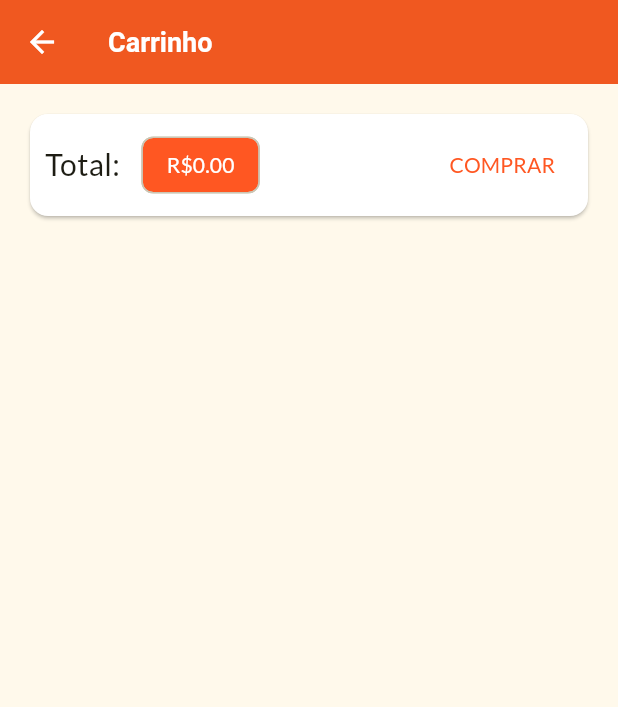
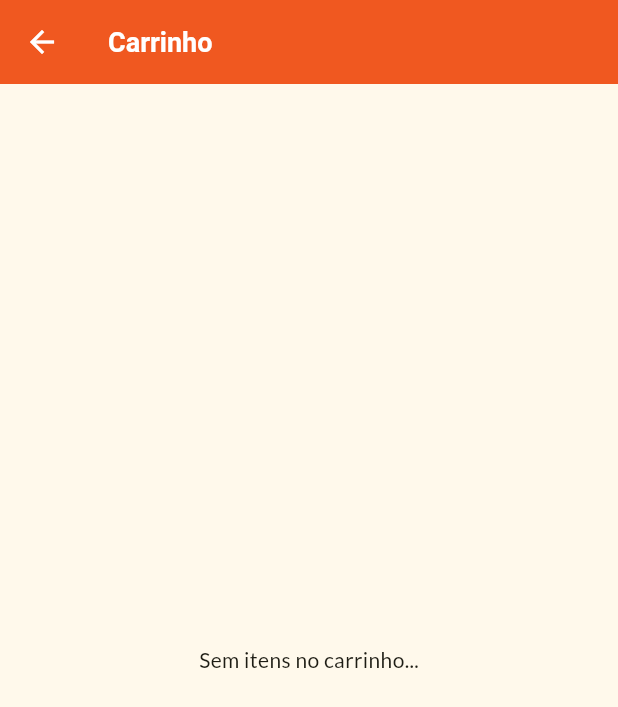
Before and after one commit to dbrito1992/shop-flutter, a Flutter app: the CartPage screen opened by its route, on a phone screen of 412 x 824 dp. Shown: the top 707 px of the screen. Run offline on Flutter 3.47's test engine with Material 3 defaults, Android fonts, the phone set to English and light mode, and no system bars; network calls fail.

Commit message:
Adicionado novas telas

```diff
--- a/lib/pages/cart_page.dart
+++ b/lib/pages/cart_page.dart
@@ -12,11 +12,13 @@ class CartPage extends StatelessWidget {
     final items = cart.items.values.toList();
     return Scaffold(
       appBar: AppBar(title: Text("Carrinho")),
-      body: Column(
+      body: cart.itemCount > 0
+          ? Column(
               children: [
                 Card(
                   color: Colors.white,
-            margin: EdgeInsets.all(20),
+                  margin: EdgeInsets.symmetric(horizontal: 15, vertical: 20),
+                  elevation: 1,
                   child: Padding(
                     padding: const EdgeInsets.all(10),
                     child: Row(
@@ -47,6 +49,7 @@ class CartPage extends StatelessWidget {
                     ),
                   ),
                 ),
+
                 Expanded(
                   child: ListView.builder(
                     itemCount: items.length,
@@ -56,7 +59,8 @@ class CartPage extends StatelessWidget {
                   ),
                 ),
               ],
-      ),
+            )
+          : Center(child: Text("Sem itens no carrinho...")),
     );
   }
 }
```
Also changed, not shown: lib/components/item_cart_view.dart (+37 -1 lines), lib/pages/product_detail_page.dart (+20 -1 lines). Lines whose indentation alone changed are shown as unchanged.
